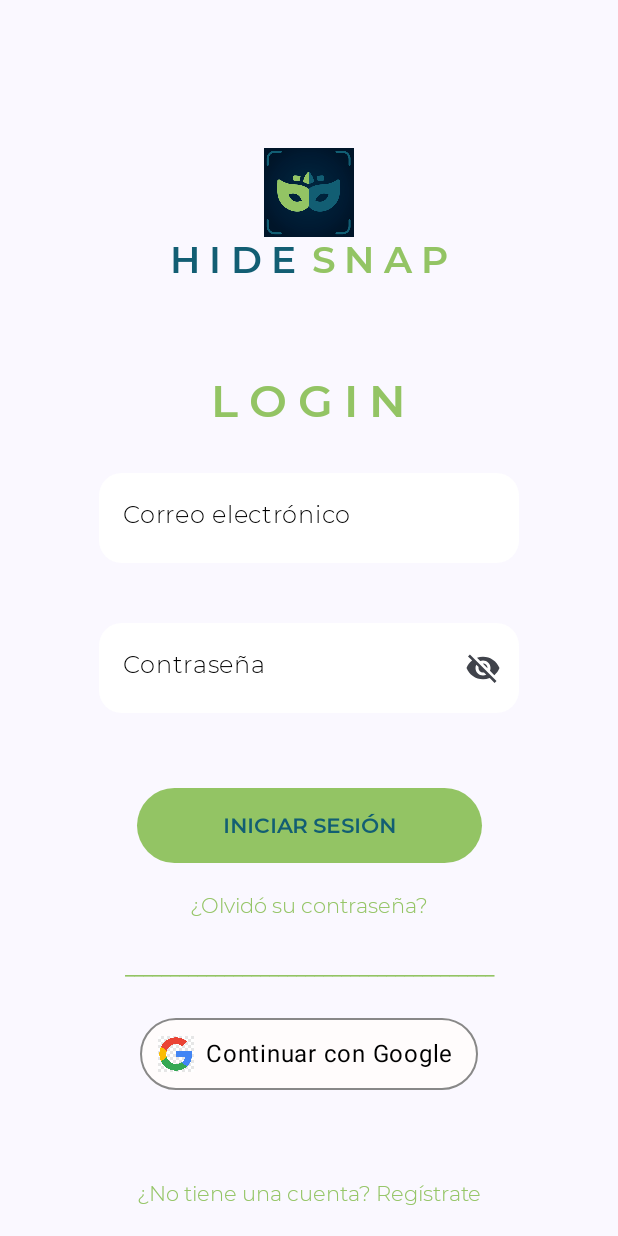
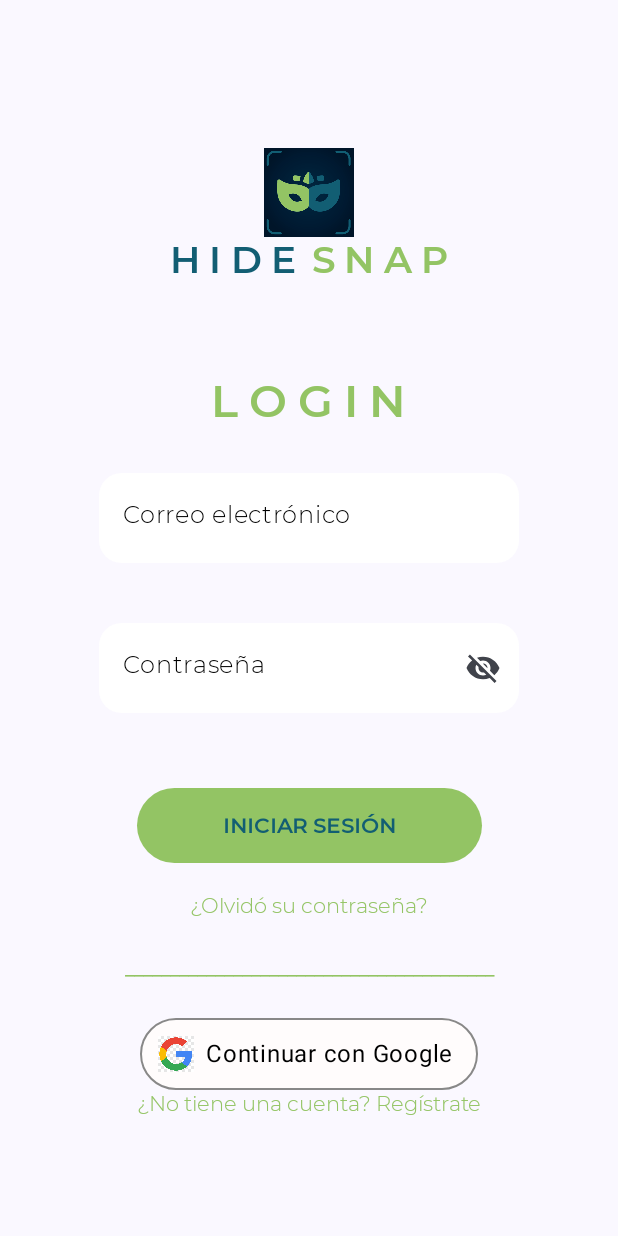
Before and after one commit to Standinrafael/proyecto_tesis_mvvm_hilt, an Android app built with Jetpack Compose: the composable LogginScreen shown on its own in the app's theme, on a phone screen of 412 x 824 dp. Run offline under Robolectric (Android 15) with nearby library versions, the phone set to English and light mode, and no system bars; our stand-ins replace Dagger/Hilt's generated code, Firebase (no records; nobody signed in at launch, a user with empty details on screens opened directly); 2 statements that could not run were skipped.

```diff
--- a/app/src/main/java/com/example/proyecto_tesis/ui/activities/authScreens/LogginScreen.kt
+++ b/app/src/main/java/com/example/proyecto_tesis/ui/activities/authScreens/LogginScreen.kt
@@ -137,7 +137,7 @@ fun LogginScreen(navigation: NavController) {
             text = AnnotatedString(stringResource(id = R.string.question_create_account)),
             modifier = Modifier
                 .align(Alignment.BottomCenter)
-                .padding(20.dp),
+                .padding(80.dp),
             onClick = {
                 navigation.navigate(Routes.SignUpScreen.route)
             },
--- a/app/src/main/java/com/example/proyecto_tesis/ui/activities/navScreens/EncodeScreen.kt
+++ b/app/src/main/java/com/example/proyecto_tesis/ui/activities/navScreens/EncodeScreen.kt
@@ -109,8 +109,7 @@ fun EncodeScreen() {
         )
         if (Build.VERSION.SDK_INT >= Build.VERSION_CODES.TIRAMISU) {
             PickImageFromGallery(steganographyViewModel, imageUtilsViewModel)
-        }
-        if (Build.VERSION.SDK_INT >= Build.VERSION_CODES.Q) {
+        }else if (Build.VERSION.SDK_INT >= Build.VERSION_CODES.Q) {
             PickImageFromGallery2(steganographyViewModel, imageUtilsViewModel)
         }
     }
@@ -702,6 +701,8 @@ fun ShareImageButton(uriToImage2: Uri?) {
                 showDialog = true
             }
         },
+        shape = RoundedCornerShape(size = 50.dp),
+
         colors = ButtonDefaults.buttonColors(
             disabledContainerColor = Color.Transparent,
             containerColor = Color.Transparent
--- a/app/src/main/java/com/example/proyecto_tesis/ui/previews/LogginScreenPreview.kt
+++ b/app/src/main/java/com/example/proyecto_tesis/ui/previews/LogginScreenPreview.kt
@@ -82,7 +82,7 @@ fun LogginScreenPreview(
             text = AnnotatedString(stringResource(id = R.string.question_create_account)),
             modifier = Modifier
                 .align(Alignment.BottomCenter)
-                .padding(20.dp),
+                .padding(80.dp),
             onClick = {
                 // No hacer nada en la vista previa
             },
```
